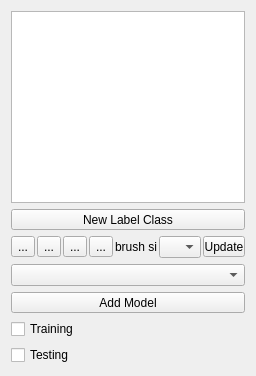
The window that ilastik/applets/networkClassification/nnClassAppletUiTest.ui (ilastik/ilastik) describes before a commit, drawn with Qt 5.
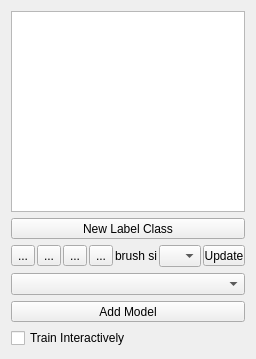
The same window after the commit. Icons and pictures are not drawn. Custom widgets are drawn as their Qt base class.

Commit message: - clean up   - removed 'testing' checkbox   - implemented OpBlockShape and rwired operators

```diff
--- a/ilastik/applets/networkClassification/nnClassAppletUiTest.ui
+++ b/ilastik/applets/networkClassification/nnClassAppletUiTest.ui
@@ -193,14 +193,7 @@
      <item>
       <widget class="QCheckBox" name="TrainingCheckbox">
        <property name="text">
-        <string>Training</string>
-       </property>
-      </widget>
-     </item>
-     <item>
-      <widget class="QCheckBox" name="TestingCheckbox">
-       <property name="text">
-        <string>Testing</string>
+        <string>Train Interactively</string>
        </property>
       </widget>
    </item>
```
Lines whose indentation alone changed are shown as unchanged. The commit also changes 2 other files.
